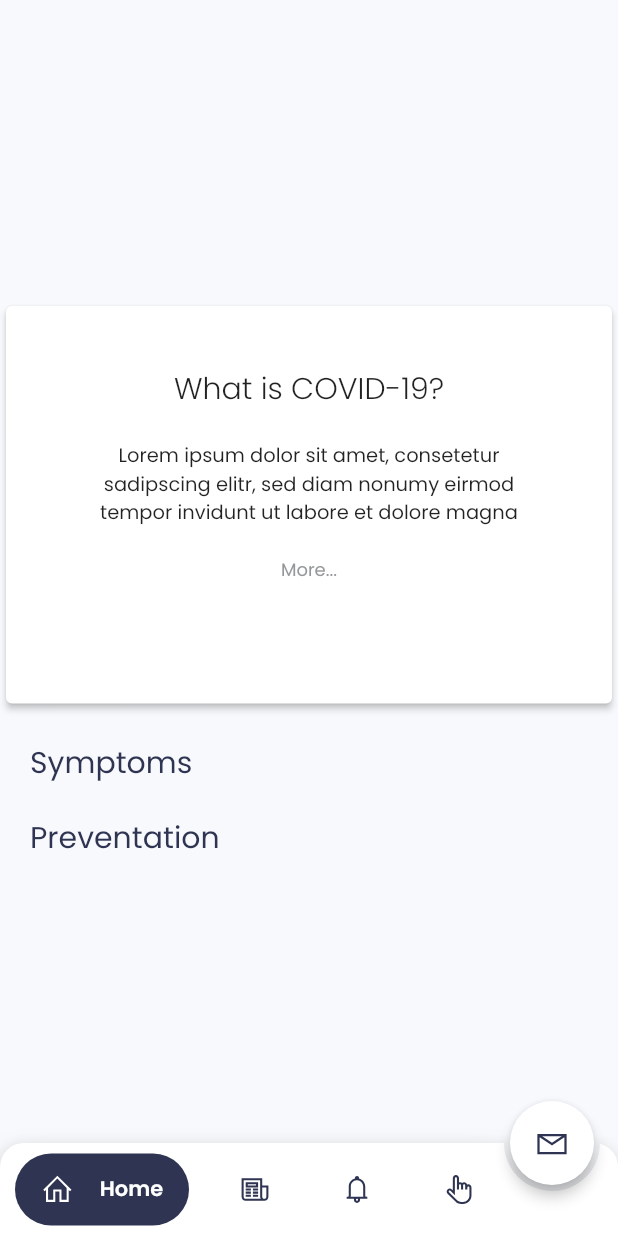
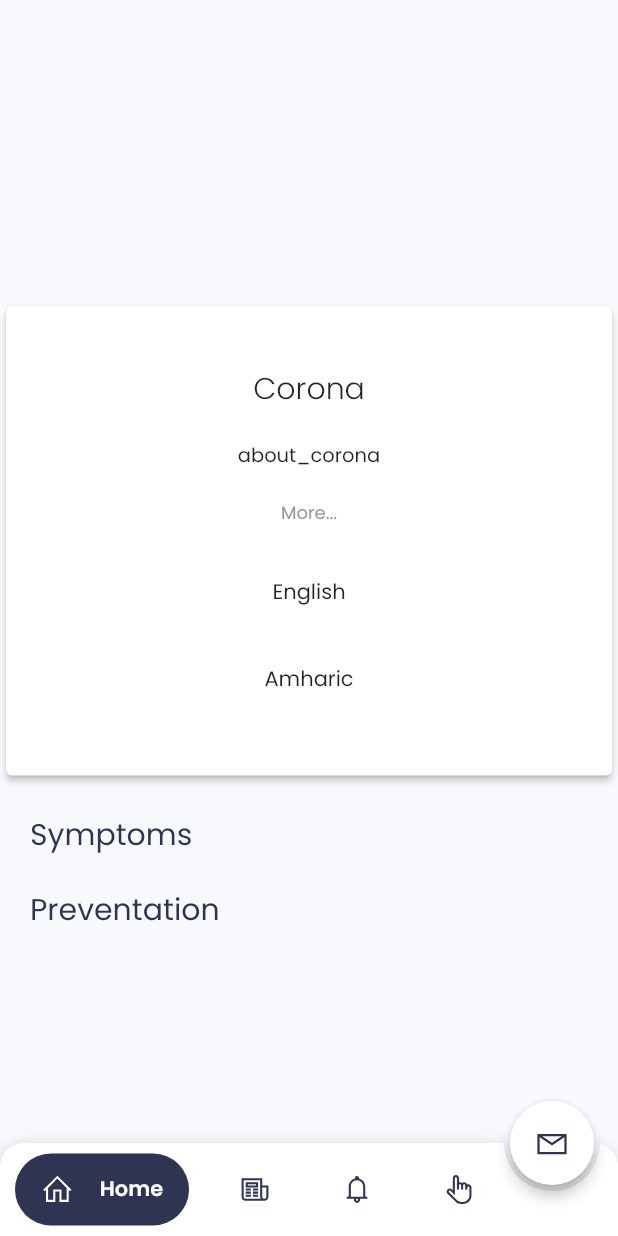
Before and after one commit to nabiloo19/hack-corona-flutter, a Flutter app: the screen it shows after launch, on a phone screen of 412 x 824 dp. Run offline on Flutter 3.47's test engine with Material 2 defaults, Android fonts, the phone set to English and light mode, and no system bars; drawn by our look-alikes of bubble_bottom_bar; our stand-ins replace cached_network_image, cloud_firestore, fluttertoast, line_icons, logger, shared_preferences; accounts and stored records are empty.

Commit message:
easy_localization package is removed

```diff
--- /dev/null
+++ b/i18n/am-ET.json
@@ -0,0 +1,4 @@
+{
+  "title": "ኮሮና",
+  "about_corona": "ኮሮና እየገደለ ነው!"
+}
--- /dev/null
+++ b/i18n/en-US.json
@@ -0,0 +1,4 @@
+{
+  "title": "Corona",
+  "about_corona": "Corona is killing"
+}
--- a/lib/app.dart
+++ b/lib/app.dart
@@ -1,11 +1,42 @@
 import 'package:flutter/material.dart';
+import 'package:flutter_localizations/flutter_localizations.dart';
+import 'package:hackcorona/providers/AppLangProvider.dart';
 import 'package:hackcorona/screens/landing_screen.dart';
+import 'package:hackcorona/utils/AppLocalization.dart';
 import 'package:hackcorona/utils/colors.dart';
+import 'package:hackcorona/utils/logger.dart';
+import 'package:provider/provider.dart';
 
 class CoronaApp extends StatelessWidget {
+
+  final AppLangProvider appLangProvider;
+
+  const CoronaApp({this.appLangProvider});
+
   @override
   Widget build(BuildContext context) {
+    return MultiProvider(
+      providers: [
+        ChangeNotifierProvider<AppLangProvider>(
+          create: (_) => appLangProvider,
+        )
+      ],
+      child: Consumer<AppLangProvider>(
+        builder: (context, model, child) {
+          ///Update Easy Localization's preference
+          Log.log("APP", message: 'Current Locale = ${model.appLocale}');
           return MaterialApp(
+
+            localizationsDelegates: [
+              AppLocalizations.delegate,
+              GlobalMaterialLocalizations.delegate,
+              GlobalWidgetsLocalizations.delegate,
+            ],
+            supportedLocales: [
+              Locale('en', 'US'),
+              Locale('am', 'ET'),
+            ],
+            locale: model.appLocale,
             debugShowCheckedModeBanner: false,
             theme: ThemeData(
               scaffoldBackgroundColor: AppColors.background,
@@ -13,7 +44,10 @@ class CoronaApp extends StatelessWidget {
               primaryColor: AppColors.primary,
               fontFamily: 'Poppins',
               primaryIconTheme:
-            Theme.of(context).iconTheme.copyWith(color: AppColors.primary),
+              Theme
+                  .of(context)
+                  .iconTheme
+                  .copyWith(color: AppColors.primary),
             ),
             title: 'Corona',
             home: SafeArea(
@@ -21,4 +55,7 @@ class CoronaApp extends StatelessWidget {
             ),
           );
         }
+      ),
+    );
   }
+}
--- /dev/null
+++ b/lib/providers/AppLangProvider.dart
@@ -0,0 +1,45 @@
+import 'package:flutter/cupertino.dart';
+import 'package:hackcorona/utils/logger.dart';
+import 'package:shared_preferences/shared_preferences.dart';
+
+class AppLangProvider extends ChangeNotifier {
+  static final String TAG = "AppLangProvider";
+  final String _langCodeKey = 'lang_code';
+  final String _langCountryKey = 'lang_country';
+  Locale _appLocale = Locale('en', 'US');
+
+  /// Get Current Locale
+  Locale get appLocale => _appLocale ?? Locale('en');
+
+  /// This method is called during the application first run
+  fetchLocale()  async {
+    Log.log(TAG, message: "Fetching Locale...");
+    var prefs = await SharedPreferences.getInstance();
+    if(prefs.getString(_langCodeKey) == null) {
+      _appLocale = Locale('en');
+      Log.log(TAG, message: "current Locale = $_appLocale");
+      return null;
+    }
+
+    _appLocale = Locale(prefs.get(_langCodeKey));
+    Log.log(TAG, message: "current Locale = $_appLocale");
+    return null;
+  }
+
+  /// Change Locale
+  void changeLanguage(Locale currentLang) async {
+    Log.log('AppLangProvider',message: 'Changing Language to $currentLang');
+    var prefs = await SharedPreferences.getInstance();
+    if(_appLocale == currentLang) return;
+    if(currentLang == Locale('am')) {
+      _appLocale  = Locale('am', 'ET');
+      await prefs.setString(_langCodeKey, 'am');
+      await prefs.setString(_langCountryKey, 'ET');
+    }else {
+      _appLocale  = Locale('en', 'US');
+      await prefs.setString(_langCodeKey, 'en');
+      await prefs.setString(_langCountryKey, 'US');
+    }
+    notifyListeners();
+  }
+}
--- a/lib/screens/home_screen.dart
+++ b/lib/screens/home_screen.dart
@@ -1,12 +1,17 @@
 import 'package:flutter/material.dart';
 import 'package:hackcorona/models/status.dart';
+import 'package:hackcorona/providers/AppLangProvider.dart';
 import 'package:hackcorona/services/database_service.dart';
 import 'package:hackcorona/services/firestore_service.dart';
+import 'package:hackcorona/utils/AppLocalization.dart';
 import 'package:hackcorona/utils/colors.dart';
+import 'package:hackcorona/utils/logger.dart';
 import 'package:hackcorona/widgets/common/cards.dart';
 import 'package:hackcorona/widgets/common/expanded_text.dart';
+import 'package:provider/provider.dart';
 
 class HomeScreen extends StatefulWidget {
+  static final String TAG = "HomeScreen";
   @override
   _HomeScreenState createState() => _HomeScreenState();
 }
@@ -24,6 +29,8 @@ class _HomeScreenState extends State<HomeScreen> {
 
   @override
   Widget build(BuildContext context) {
+
+
     return SingleChildScrollView(
       child: Column(
         mainAxisAlignment: MainAxisAlignment.start,
@@ -85,18 +92,26 @@ class _HomeScreenState extends State<HomeScreen> {
         child: Column(
           mainAxisAlignment: MainAxisAlignment.center,
           children: <Widget>[
-            Text('What is COVID-19?',
+            Text(AppLocalizations.of(context).translate("title"),
                 style: TextStyle(fontSize: 20.0, fontWeight: FontWeight.w300)),
             SizedBox(
               height: 20.0,
             ),
             CustomExpandedText(
-              text:
-                  'Lorem ipsum dolor sit amet, consetetur sadipscing elitr, sed diam nonumy eirmod tempor invidunt ut labore et dolore magna aliquyam erat, sed diam voluptua. At vero eos et accusam et justo duo dolores et ea rebum. Stet clita kasd gubergren, no sea takimata sanctus est Lorem ipsum dolor sit amet. Lorem ipsu',
+              text:'about_corona',
             ),
             SizedBox(
-              height: 40.0,
+              height: 20.0,
             ),
+            MaterialButton(onPressed: () {
+              Provider.of<AppLangProvider>(context, listen: false).changeLanguage(Locale('en'));
+            },child: Text('English'),),
+            SizedBox(
+              height: 10.0,
+            ),
+            MaterialButton(onPressed: () {
+              Provider.of<AppLangProvider>(context, listen: false).changeLanguage(Locale('am'));
+            },child: Text('Amharic'),)
           ],
         ),
       ),
--- a/lib/screens/landing_screen.dart
+++ b/lib/screens/landing_screen.dart
@@ -11,7 +11,7 @@ import 'package:hackcorona/utils/logger.dart';
 import 'package:line_icons/line_icons.dart';
 
 class LandingScreen extends StatefulWidget {
-  static const String TAG = "HOME";
+  static const String TAG = "LANDING_SCREEN";
 
   @override
   _LandingScreenState createState() => _LandingScreenState();
@@ -41,7 +41,6 @@ class _LandingScreenState extends State<LandingScreen> {
 
   @override
   Widget build(BuildContext context) {
-    Log.log(LandingScreen.TAG, message: "Home Page is Initialized");
     return Scaffold(
       // appBar: AppBar(
       //   backgroundColor: AppColors.background,
--- /dev/null
+++ b/lib/utils/AppLocalization.dart
@@ -0,0 +1,64 @@
+import 'dart:convert';
+
+import 'package:flutter/material.dart';
+import 'package:flutter/services.dart';
+
+class AppLocalizations {
+  final Locale locale;
+
+  AppLocalizations(this.locale);
+
+  // Helper method to keep the code in the widgets concise
+  // Localizations are accessed using an InheritedWidget "of" syntax
+  static AppLocalizations of(BuildContext context) {
+    return Localizations.of<AppLocalizations>(context, AppLocalizations);
+  }
+
+  // Static member to have a simple access to the delegate from the MaterialApp
+  static const LocalizationsDelegate<AppLocalizations> delegate =
+  _AppLocalizationsDelegate();
+
+  Map<String, String> _localizedStrings;
+
+  Future<bool> load() async {
+    // Load the language JSON file from the "lang" folder
+    String jsonString =
+    await rootBundle.loadString('i18n/${locale.languageCode}-${locale.countryCode}.json');
+    Map<String, dynamic> jsonMap = json.decode(jsonString);
+
+    _localizedStrings = jsonMap.map((key, value) {
+      return MapEntry(key, value.toString());
+    });
+
+    return true;
+  }
+
+  // This method will be called from every widget which needs a localized text
+  String translate(String key) {
+    return _localizedStrings[key];
+  }
+}
+
+class _AppLocalizationsDelegate
+    extends LocalizationsDelegate<AppLocalizations> {
+  // This delegate instance will never change (it doesn't even have fields!)
+  // It can provide a constant constructor.
+  const _AppLocalizationsDelegate();
+
+  @override
+  bool isSupported(Locale locale) {
+    // Include all of your supported language codes here
+    return ['en', 'am'].contains(locale.languageCode);
+  }
+
+  @override
+  Future<AppLocalizations> load(Locale locale) async {
+    // AppLocalizations class is where the JSON loading actually runs
+    AppLocalizations localizations = new AppLocalizations(locale);
+    await localizations.load();
+    return localizations;
+  }
+
+  @override
+  bool shouldReload(_AppLocalizationsDelegate old) => false;
+}
--- a/pubspec.yaml
+++ b/pubspec.yaml
@@ -34,7 +34,6 @@ dependencies:
   firebase_analytics: ^5.0.9
   firebase_storage: ^3.1.1
   shared_preferences: ^0.5.6+3
-  easy_localization: ^2.0.2
 
   # The following adds the Cupertino Icons font to your application.
   # Use with the CupertinoIcons class for iOS style icons.
@@ -55,7 +54,9 @@ flutter:
   uses-material-design: true
 
   # To add assets to your application, add an assets section, like this:
-  # assets:
+  assets:
+    - i18n/en-US.json
+    - i18n/am-ET.json
   #  - images/a_dot_burr.jpeg
   #  - images/a_dot_ham.jpeg
 
```
Also changed, not shown: lib/main.dart (+15 -1 lines), pubspec.lock. Lines whose indentation alone changed are shown as unchanged.
